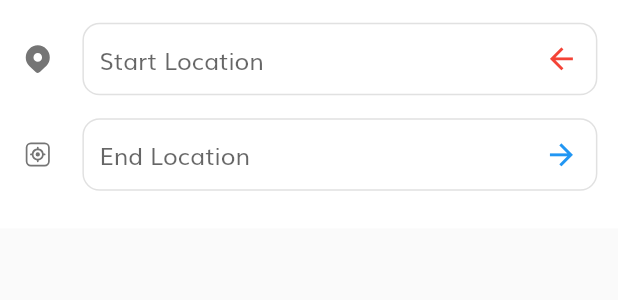
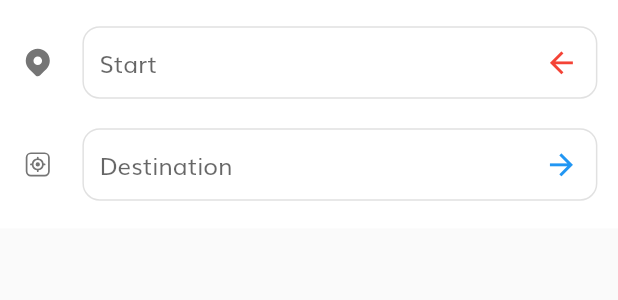
Before and after one commit to MazenWahedOthman/test, a Flutter app: the TripLocation widget shown alone on an empty page, opened directly, on a phone screen of 412 x 824 dp. Shown: the top 300 px of the screen. Run offline on Flutter 3.47's test engine with Material 3 defaults, Android fonts, the phone set to English and light mode, and no system bars; drawn by our look-alikes of loader_overlay; our stand-ins replace dio, fluentui_system_icons, flutter_screenutil, flutter_spinkit, geocoding, geolocator and 5 more; missing offline and left inert: flutter_polyline_points, status_bar_control; accounts and stored records are empty.

Commit message:
fix bugs

```diff
--- a/lib/core/constants/strings.dart
+++ b/lib/core/constants/strings.dart
@@ -11,4 +11,4 @@ const String assetsLotties = "assets/lotties";
 
 //The API key for getting the distance and drawing the path is private,
 // and I cannot provide you with this key
-const String apiKey = "";
+const String apiKey = "AIzaSyAnz0_s_6zxo8EnNF47boCE0NBvB4BjKds";
--- a/lib/model/trip/distance.dart
+++ b/lib/model/trip/distance.dart
@@ -12,9 +12,9 @@ class Distance {
     String distance = "";
     final List routesList = map['routes'] ?? [];
     if (routesList.isNotEmpty) {
-      final List legsList = (routesList[0])['legs'] ?? [];
+      final List legsList = (routesList.first)['legs'] ?? [];
       if (legsList.isNotEmpty) {
-        distance = legsList[0]['distance']?['text'] ?? "";
+        distance = (legsList.first)['distance']?['text'] ?? "";
       }
     }
     return Distance(text: distance);
--- a/lib/view/screens/trip/add_trip_screen.dart
+++ b/lib/view/screens/trip/add_trip_screen.dart
@@ -24,6 +24,7 @@ class AddTripScreen extends StatelessWidget {
                 () => GoogleMap(
                   scrollGesturesEnabled: true,
                   myLocationEnabled: true,
+                  myLocationButtonEnabled: true,
                   onTap: addTripController.onTapMap,
                   zoomControlsEnabled: false,
                   polylines:
--- a/lib/view/widgets/trip/add_trip/trip_location.dart
+++ b/lib/view/widgets/trip/add_trip/trip_location.dart
@@ -24,8 +24,10 @@ class TripLocation extends StatelessWidget {
       padding: EdgeInsets.symmetric(horizontal: 12.w, vertical: 15.h),
       child: Column(
         children: [
-          InputLocation(
-            hintText: "Start Location",
+          SizedBox(
+            height: 52.h,
+            child: InputLocation(
+              hintText: "Start",
               icon: Icon(
                 FluentIcons.location_20_filled,
                 color: textColor,
@@ -53,9 +55,12 @@ class TripLocation extends StatelessWidget {
                 locationName: address,
               ),
             ),
+          ),
           SizedBox(height: 15.h),
-          InputLocation(
-            hintText: "End Location",
+          SizedBox(
+            height: 52.h,
+            child: InputLocation(
+              hintText: "Destination",
               icon: Icon(
                 FluentIcons.location_target_square_20_regular,
                 color: textColor,
@@ -83,6 +88,7 @@ class TripLocation extends StatelessWidget {
                 locationName: address,
               ),
             ),
+          ),
         ],
       ),
     );
```
Also changed, not shown: lib/controller/trip/add_trip_controller.dart (+17 -13 lines), lib/core/functions/app/handle_location.dart (line endings or trailing spaces). Lines whose indentation alone changed are shown as unchanged.
